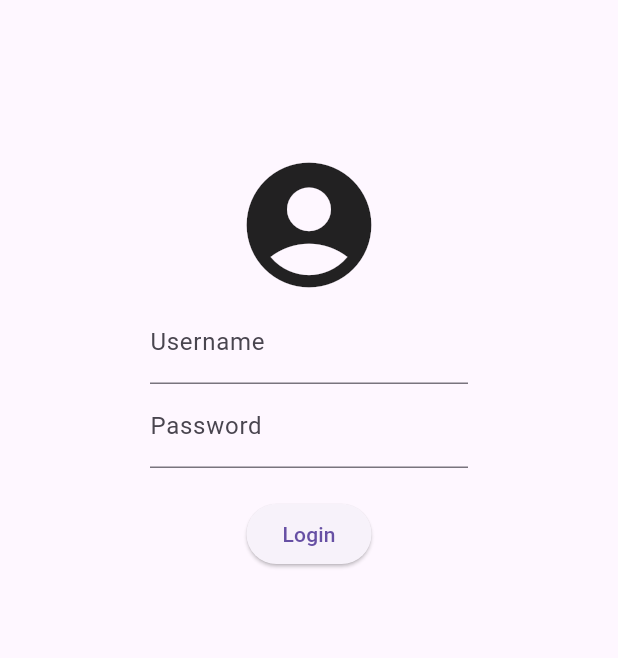
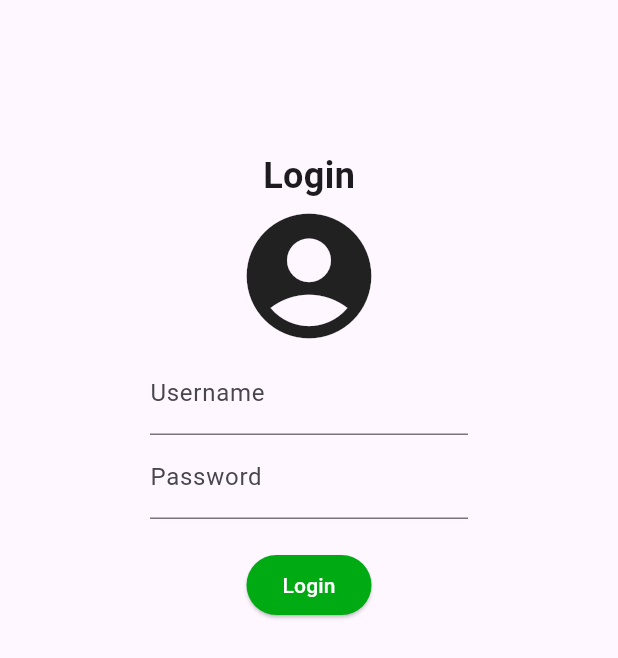
Before and after one commit to IqbalFadhilah/Quiz-Provis-Web-API-State-Management, a Flutter app: the screen it shows after launch, after a tap on "Login", on a phone screen of 412 x 824 dp. Shown: the top 658 px of the screen. Run offline on Flutter 3.47's test engine with Material 3 defaults, Android fonts, the phone set to English and light mode, and no system bars; accounts and stored records are empty; network calls fail.

Commit message:
add nim sama nama

```diff
--- a/lib/main.dart
+++ b/lib/main.dart
@@ -1,3 +1,8 @@
+/* ANGGOTA KELOMPOK
+1. MUHAMMAD IQBAL FADHILAH (2202292)
+2. NAUFAL NABIL ANUGRAH (2201090)
+*/
+
 import 'package:flutter/material.dart';
 import 'package:provider/provider.dart';
 import 'package:quiz_flutter_web_api/pages/landing_page.dart';
--- a/lib/pages/landing_page.dart
+++ b/lib/pages/landing_page.dart
@@ -78,6 +78,27 @@ class LandingPage extends StatelessWidget {
                         minimumSize: MaterialStateProperty.all<Size>(Size(screenWidth * 0.5, 50))
                       ),
                     ),
+                    SizedBox(height: 90), // Jarak antara tombol daftar dan teks anggota kelompok
+                    Text(
+                      'Anggota Kelompok',
+                      style: TextStyle(
+                        fontSize: 18,
+                        fontWeight: FontWeight.bold,
+                      ),
+                    ),
+                    SizedBox(height: 10), // Jarak antara teks anggota kelompok dan nama
+                    Text(
+                      '1. Muhammad Iqbal Fadhilah (2202292)',
+                      style: TextStyle(
+                        fontSize: 16,
+                      ),
+                    ),
+                    Text(
+                      '2. Naufal Nabil Anugrah (2201090)',
+                      style: TextStyle(
+                        fontSize: 16,
+                      ),
+                    ),
                   ],
                 ),
               ),
--- a/lib/pages/login_form.dart
+++ b/lib/pages/login_form.dart
@@ -83,6 +83,13 @@ class _LoginFormState extends State<LoginForm> {
           key: _formKey,
           child: Column(
             children: <Widget>[
+              Text(
+                'Login', // Tambahkan teks 'Register' di atas ikon
+                style: TextStyle(
+                  fontSize: 24,
+                  fontWeight: FontWeight.bold,
+                ),
+              ),
               Icon(
                 Icons.account_circle,
                 size: 100.0,
@@ -129,6 +136,10 @@ class _LoginFormState extends State<LoginForm> {
                   }
                 },
                 child: Text('Login'),
+                style: ButtonStyle(
+                  foregroundColor: MaterialStateProperty.all<Color>(Colors.white),
+                  backgroundColor: MaterialStateProperty.all<Color>(Color(0xFF00AA13)), // Warna hijau Gojek
+                ),
               ),
 
             ],
```
Also changed, not shown: lib/model/CartItem.dart (+16 -7 lines), lib/pages/cart.dart (added, +89 -0 lines), lib/pages/item.dart (+45 -4 lines), lib/pages/register_form.dart (+7 -0 lines).
